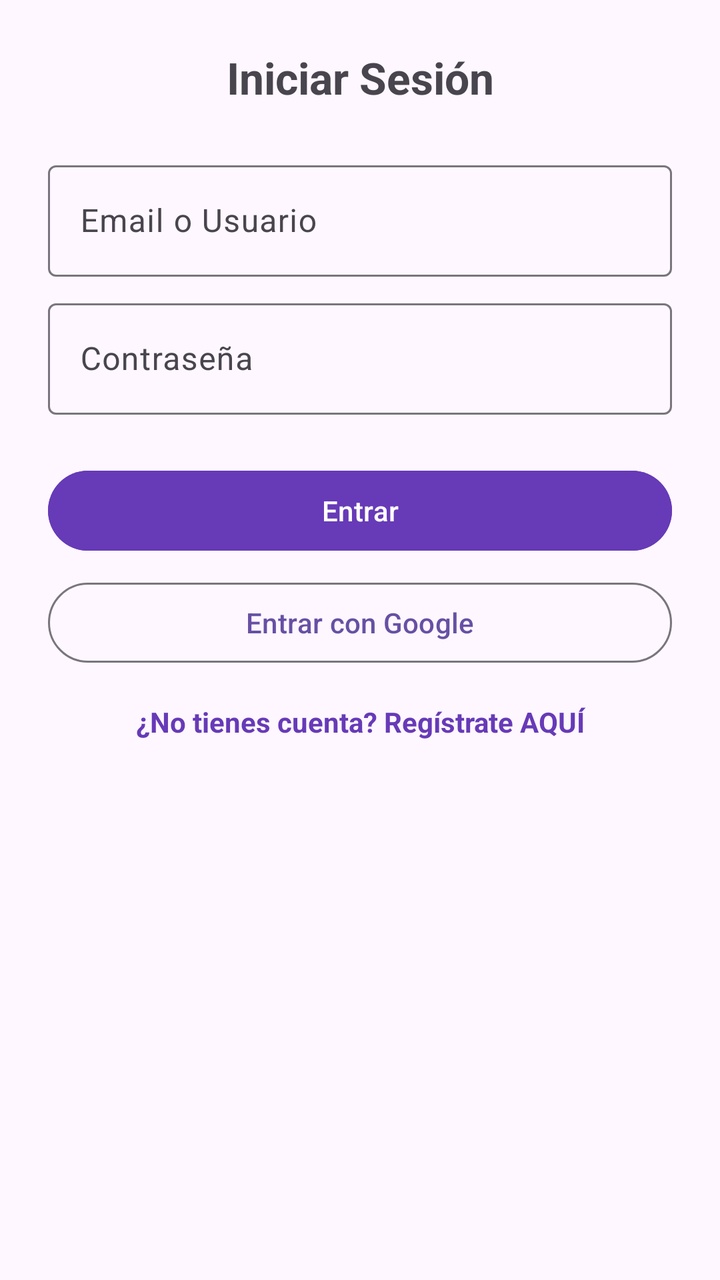
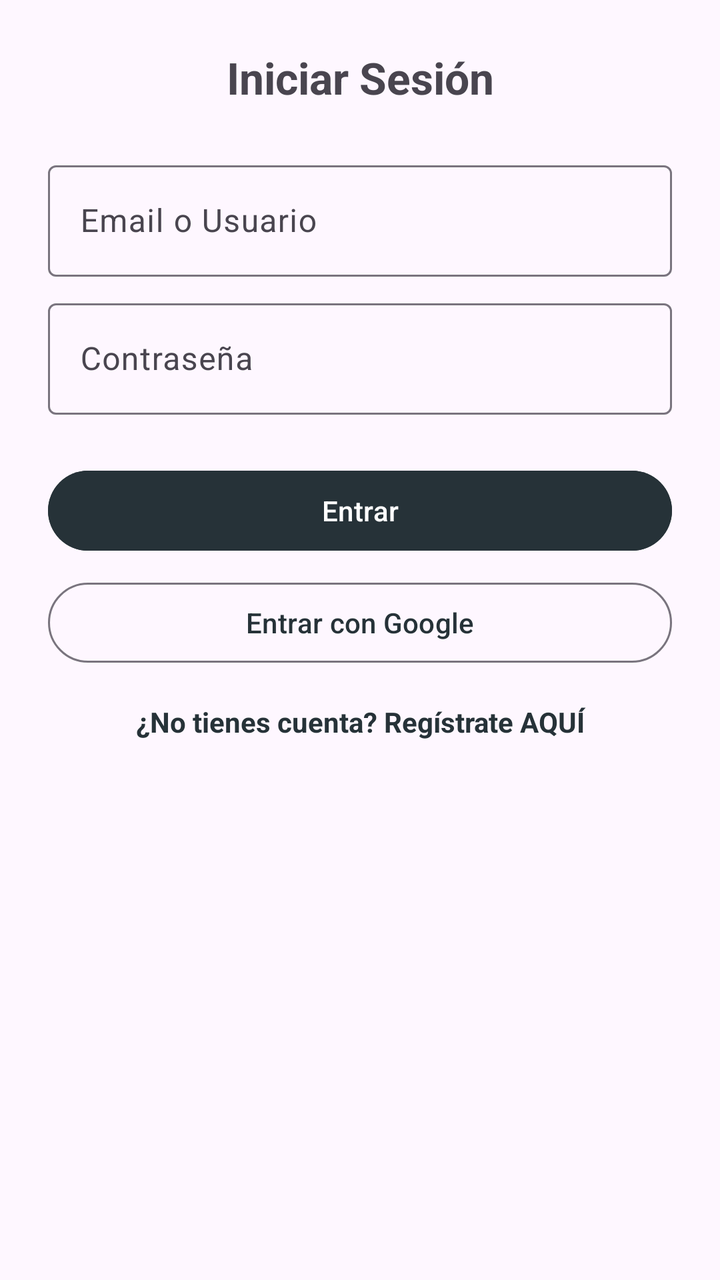

Before-and-after screenshots of an Android layout around one commit, followed by the original layout XML and the change that was made.
<!-- AndroidManifest.xml: application theme Theme.ProyectoAjedrez -->
<!-- res/layout/dialog_login.xml -->
<?xml version="1.0" encoding="utf-8"?>
<LinearLayout xmlns:android="http://schemas.android.com/apk/res/android"
    xmlns:app="http://schemas.android.com/apk/res-auto"
    android:layout_width="match_parent"
    android:layout_height="wrap_content"
    android:orientation="vertical"
    android:padding="24dp">

    <TextView
        android:id="@+id/tvTitulo"
        android:layout_width="match_parent"
        android:layout_height="wrap_content"
        android:text="@string/login_titulo"
        android:textSize="22sp"
        android:textStyle="bold"
        android:gravity="center"
        android:layout_marginBottom="16dp"/>

    <com.google.android.material.textfield.TextInputLayout
        android:id="@+id/layoutUsername"
        android:layout_width="match_parent"
        android:layout_height="wrap_content"
        android:hint="@string/usuario"
        android:visibility="gone">

        <com.google.android.material.textfield.TextInputEditText
            android:id="@+id/etUsername"
            android:layout_width="match_parent"
            android:layout_height="wrap_content"
            android:inputType="text"/>
    </com.google.android.material.textfield.TextInputLayout>

    <com.google.android.material.textfield.TextInputLayout
        android:id="@+id/layoutEmail"
        android:layout_width="match_parent"
        android:layout_height="wrap_content"
        android:layout_marginTop="8dp"
        android:hint="@string/email_usuario">

        <com.google.android.material.textfield.TextInputEditText
            android:id="@+id/etEmail"
            android:layout_width="match_parent"
            android:layout_height="wrap_content"
            android:inputType="textEmailAddress"/>
    </com.google.android.material.textfield.TextInputLayout>

    <com.google.android.material.textfield.TextInputLayout
        android:layout_width="match_parent"
        android:layout_height="wrap_content"
        android:layout_marginTop="8dp"
        android:hint="@string/password">

        <com.google.android.material.textfield.TextInputEditText
            android:id="@+id/etPassword"
            android:layout_width="match_parent"
            android:layout_height="wrap_content"
            android:inputType="textPassword"/>
    </com.google.android.material.textfield.TextInputLayout>

    <Button
        android:id="@+id/btnLogin"
        android:layout_width="match_parent"
        android:layout_height="wrap_content"
        android:text="@string/btn_entrar"
        android:layout_marginTop="24dp"
        android:backgroundTint="#673AB7"/>

    <com.google.android.material.button.MaterialButton
        android:id="@+id/btnGoogleSignIn"
        android:layout_width="match_parent"
        android:layout_height="wrap_content"
        android:layout_marginTop="8dp"
        android:text="@string/btn_google_signin"
        style="@style/Widget.Material3.Button.OutlinedButton" />

    <TextView
        android:id="@+id/tvCambiarModo"
        android:layout_width="match_parent"
        android:layout_height="wrap_content"
        android:layout_marginTop="16dp"
        android:text="@string/ir_a_registro"
        android:textColor="#673AB7"
        android:textStyle="bold"
        android:gravity="center"
        android:clickable="true"
        android:focusable="true"
        android:background="?attr/selectableItemBackground"/>

</LinearLayout>
<!-- resources referenced by this layout -->
<resources>
  <string name="btn_entrar">Entrar</string>
  <string name="btn_google_signin">Entrar con Google</string>
  <string name="email_usuario">Email o Usuario</string>
  <string name="ir_a_registro">¿No tienes cuenta? Regístrate AQUÍ</string>
  <string name="login_titulo">Iniciar Sesión</string>
  <string name="password">Contraseña</string>
  <string name="usuario">Nombre de Usuario</string>
  <style name="Theme.ProyectoAjedrez" parent="Base.Theme.ProyectoAjedrez" />
  <style name="Base.Theme.ProyectoAjedrez" parent="Theme.Material3.DayNight.NoActionBar">
      </style>
</resources>

<!-- the commit's change to res/layout/dialog_login.xml (unified diff, before → after) -->
@@ -63,7 +63,8 @@
         android:layout_height="wrap_content"
         android:text="@string/btn_entrar"
         android:layout_marginTop="24dp"
-        android:backgroundTint="#673AB7"/>
+        android:backgroundTint="?attr/colorPrimary"
+        android:textColor="?attr/colorOnPrimary"/>
 
     <com.google.android.material.button.MaterialButton
         android:id="@+id/btnGoogleSignIn"
@@ -79,7 +80,7 @@
         android:layout_height="wrap_content"
         android:layout_marginTop="16dp"
         android:text="@string/ir_a_registro"
-        android:textColor="#673AB7"
+        android:textColor="?attr/colorPrimary"
         android:textStyle="bold"
         android:gravity="center"
         android:clickable="true"
<!-- resource entries referenced after the edit -->
@@ -9,6 +9,12 @@
   <string name="usuario">Nombre de Usuario</string>
   <style name="Theme.ProyectoAjedrez" parent="Base.Theme.ProyectoAjedrez" />
   <style name="Base.Theme.ProyectoAjedrez" parent="Theme.Material3.DayNight.NoActionBar">
+          <item name="colorPrimary">@color/purple_500</item>
+          <item name="colorOnPrimary">@color/white</item>
+          <item name="colorSecondary">@color/teal_700</item>
       </style>
+  <color name="purple_500">#263238</color>
+  <color name="white">#FFFFFFFF</color>
+  <color name="teal_700">#018786</color>
 </resources>
 
